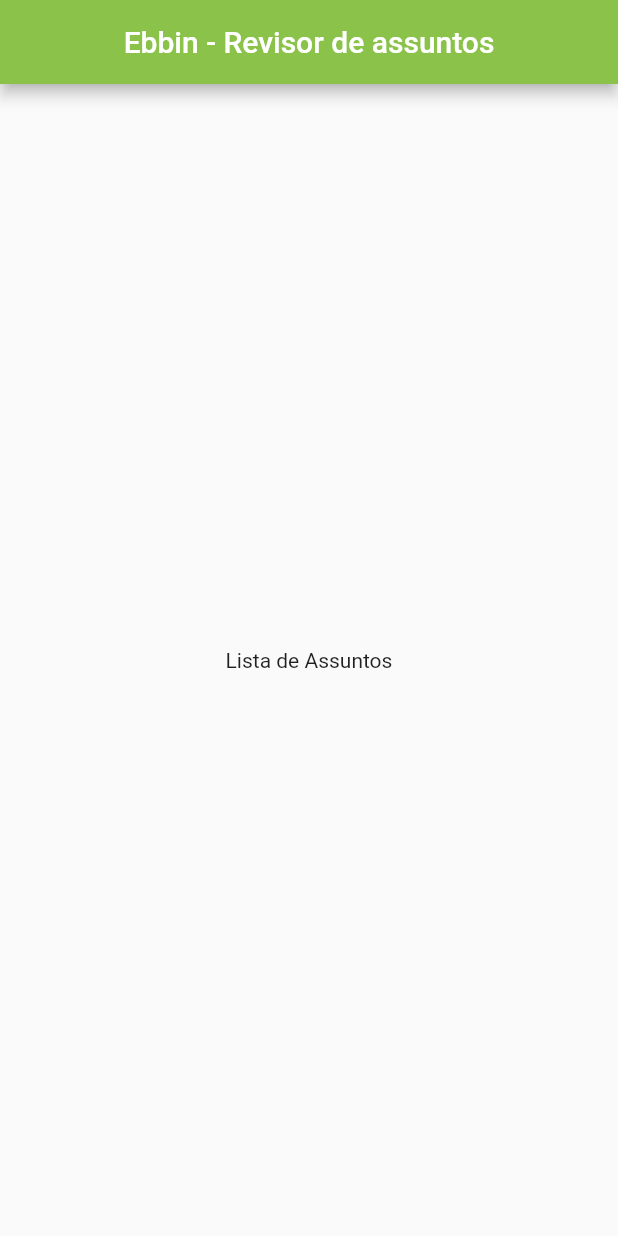
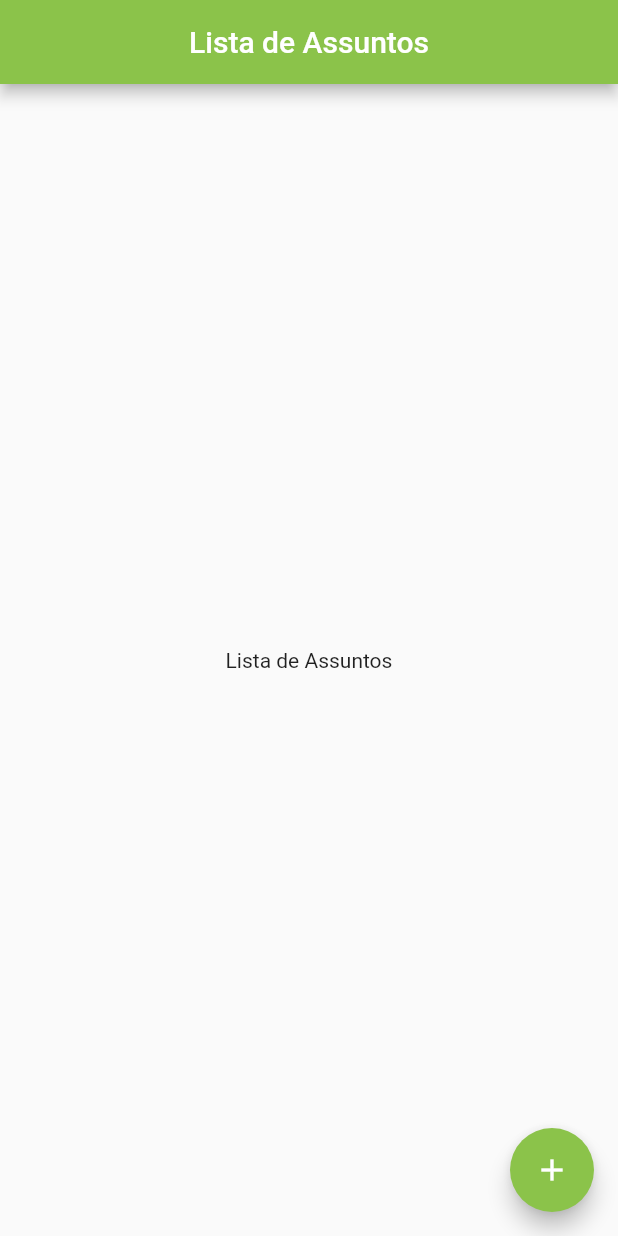
Before and after one commit to KennedyLins/ebbin, a Flutter app: the screen it shows after launch, after a tap on "Trilha de revisao", on a phone screen of 412 x 824 dp. Run offline on Flutter 3.47's test engine with Material 2 defaults, Android fonts, the phone set to English and light mode, and no system bars.

Commit message:
iniciando add de assuntos

```diff
--- a/lib/pages/add_subject.dart
+++ b/lib/pages/add_subject.dart
@@ -19,6 +19,12 @@
             Navigator.of(context).pop();
           },
           child: Text('Cancelar')
+        ),
+        TextButton(
+          onPressed: (){
+            null;
+          },
+          child: Text('Adicionar')
         ),
       ],
     );
--- a/lib/pages/subject.dart
+++ b/lib/pages/subject.dart
@@ -1,5 +1,6 @@
 import 'package:flutter/material.dart';
 
+import 'package:ebbin/pages/add_subject.dart';
 
 class Subject extends StatefulWidget {
 
@@ -14,10 +15,17 @@
       title: 'Ebbin',
       home: Scaffold(
         appBar: AppBar(
-          title: Text('Ebbin - Revisor de assuntos',),
+          title: Text('Lista de Assuntos',),
           backgroundColor:  Colors.lightGreen,
           centerTitle: true,
         ),
+        floatingActionButton: FloatingActionButton(
+          onPressed: (){
+             _dialogBuilder(context);
+          },
+          backgroundColor: Colors.lightGreen,
+          child: Icon(Icons.add),
+          ),
         body: Center(
           child: Text('Lista de Assuntos'),
         )
@@ -25,3 +33,13 @@
     );
   }
 }
+
+
+Future<void> _dialogBuilder(BuildContext context) {
+    return showDialog<void>(
+      context: context,
+      builder: (BuildContext context) {
+        return AddSubject();
+      },
+    );
+ }
```
Also changed, not shown: lib/pages/home.dart (+1 -12 lines).
